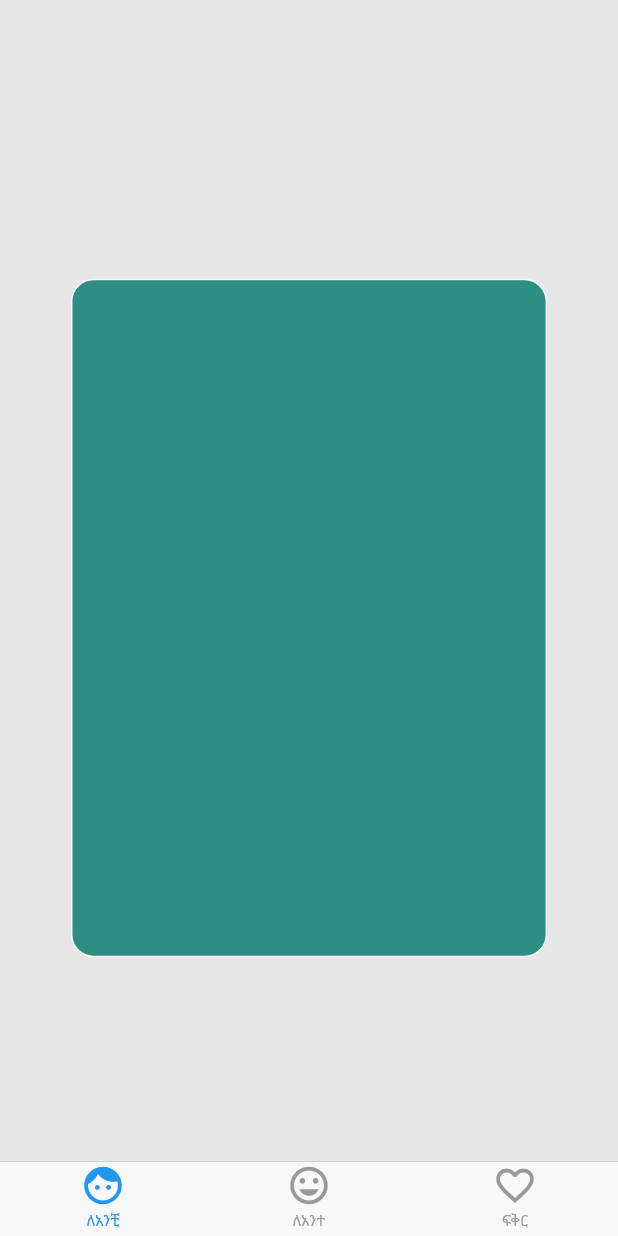
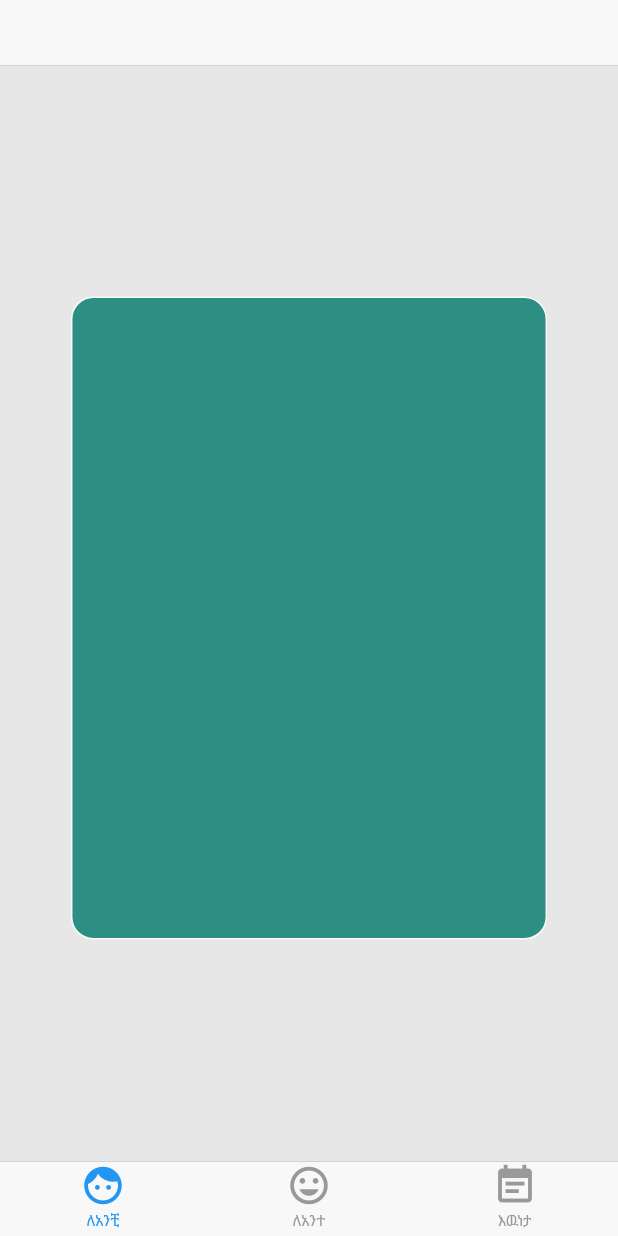
Before and after one commit to hailemix/EnenaAnchi_Flutter, a Flutter app: the screen it shows after launch, after a tap on "መልእክቶች", on a phone screen of 412 x 824 dp. Run offline on Flutter 3.47's test engine with Material 2 defaults, Android fonts, the phone set to English and light mode, and no system bars; our stand-ins replace firebase_messaging, flare_flutter, share, simple_animations; missing offline and left inert: firebase_admob; accounts and stored records are empty.

Commit message:
Updates on layout

```diff
--- a/lib/animation_class.dart
+++ b/lib/animation_class.dart
@@ -10,7 +10,7 @@ class ContainerWidget extends AnimatedWidget{
   final Widget theContainer;
   final Color zColor;
   static final _opacityTween = Tween<double>(begin: 0.1, end: 1.0);
-  static final _heightTween = Tween<double>(begin: 100, end: 550);
+  static final _heightTween = Tween<double>(begin: 100, end: 520);
   static final _widthTween = Tween<double>(begin: 200, end: 350);
 
   ContainerWidget({Key key,this.theContainer,Animation<double> animation,this.zColor}) : super(key:key, listenable: animation);
--- a/lib/main.dart
+++ b/lib/main.dart
@@ -71,8 +71,10 @@ class _HomeClassState extends State<HomeClass>
                               child: Column(
                                 mainAxisAlignment: MainAxisAlignment.center,
                                 children: <Widget>[
-                                  Text('መልእክቶች', style: TextStyle(fontSize: 20.0,color: Colors.white),),
-                                  Icon(CupertinoIcons.mail,color: CupertinoColors.white,size: 50,)
+                                  Icon(Icons.mail, color: CupertinoColors.white,
+                                    size: 30,),
+                                  Text('መልእክቶች', style: TextStyle(
+                                      fontSize: 20.0, color: Colors.white),)
                                 ],
                               )
                             ),
@@ -97,8 +99,10 @@ class _HomeClassState extends State<HomeClass>
                               child: Column(
                                 mainAxisAlignment: MainAxisAlignment.center,
                               children: <Widget>[
-                                Text('መረጃዎች', style: TextStyle(fontSize: 20.0,color: Colors.white)),
-                                Icon(CupertinoIcons.info,color: CupertinoColors.white,size: 50,)
+                                Icon(Icons.info, color: CupertinoColors.white,
+                                  size: 30,),
+                                Text('መረጃዎች', style: TextStyle(
+                                    fontSize: 20.0, color: Colors.white))
                               ],
                             ),
                             ),
@@ -129,10 +133,10 @@ class _HomeClassState extends State<HomeClass>
                               child: Column(
                                 mainAxisAlignment: MainAxisAlignment.center,
                                 children: <Widget>[
-                                  Text(
-                                    'Techemari',
-                                  style: TextStyle(fontSize: 20.0, color: Colors.white),),
-                                  Icon(CupertinoIcons.add_circled,color: CupertinoColors.white,size: 50,)
+                                  Icon(Icons.favorite_border,
+                                    color: CupertinoColors.white, size: 30,),
+                                  Text('የወደድኳቸዉ', style: TextStyle(
+                                      fontSize: 20.0, color: Colors.white),),
                                 ],
                               ),),
                             onTap: () {
@@ -155,8 +159,11 @@ class _HomeClassState extends State<HomeClass>
                               child: Column(
                                 mainAxisAlignment: MainAxisAlignment.center,
                                 children: <Widget>[
-                                  Text('ስለ እኛ', style: TextStyle(fontSize: 20.0,color: Colors.white),),
-                                  Icon(CupertinoIcons.group, color: CupertinoColors.white,size: 50,)
+                                  Icon(
+                                    Icons.group, color: CupertinoColors.white,
+                                    size: 30,),
+                                  Text('ስለ እኛ', style: TextStyle(
+                                      fontSize: 20.0, color: Colors.white),)
                                 ],
                               ),),
                             onTap: () {
--- a/lib/messages_class.dart
+++ b/lib/messages_class.dart
@@ -125,9 +125,7 @@ class MyHomePageState extends State<RomanceApp> with TickerProviderStateMixin {
       BottomNavigationBarItem(title: Text('ለአንቺ'), icon: Icon(Icons.face)),
       BottomNavigationBarItem(title: Text('ለአንተ'), icon: Icon(Icons.mood)),
       BottomNavigationBarItem(
-          title: Text('ፍቅር'),
-          icon: Icon(Icons.favorite_border),
-          activeIcon: Icon(Icons.favorite_border, color: Colors.red)),
+          title: Text('እዉነታ'), icon: Icon(Icons.event_note)),
     ];
 
     _bannerAd = createBannerAd()
@@ -194,10 +192,8 @@ class MyHomePageState extends State<RomanceApp> with TickerProviderStateMixin {
                 : Text(''),
           ),
         ),
-        Positioned(
-          top: 50,
-          left: 40,
-          child: Opacity(
+        CupertinoNavigationBar(
+          leading: Opacity(
             opacity: opacityChanger(),
             child: CupertinoButton(
               child: Icon(
@@ -211,10 +207,24 @@ class MyHomePageState extends State<RomanceApp> with TickerProviderStateMixin {
               },
             ),
           ),
+          trailing: Opacity(
+            opacity: opacityChanger(),
+            child: CupertinoButton(
+              child: Icon(
+                CupertinoIcons.share,
+                color: CupertinoColors.black,
+                size: 25.0,
+              ),
+              onPressed: () {
+                SystemSound.play(SystemSoundType.click);
+                Share.share(finalContent, subject: 'ፍቅር');
+              },
+            ),
+          ),
         ),
         Positioned(
-          bottom: 165,
-          left: 35,
+          bottom: 100,
+          right: 35,
           child: Opacity(
             opacity: opacityChanger(),
             child: GestureDetector(
@@ -237,24 +247,6 @@ class MyHomePageState extends State<RomanceApp> with TickerProviderStateMixin {
               },
             ),
 
-          ),
-        ),
-        Positioned(
-          bottom: 170,
-          right: 40,
-          child: Opacity(
-            opacity: opacityChanger(),
-            child: CupertinoButton(
-              child: Icon(
-                CupertinoIcons.share,
-                color: CupertinoColors.black,
-                size: 30.0,
-              ),
-              onPressed: () {
-                SystemSound.play(SystemSoundType.click);
-                Share.share(finalContent, subject: 'ፍቅር');
-              },
-            ),
           ),
         ),
       ],
```
